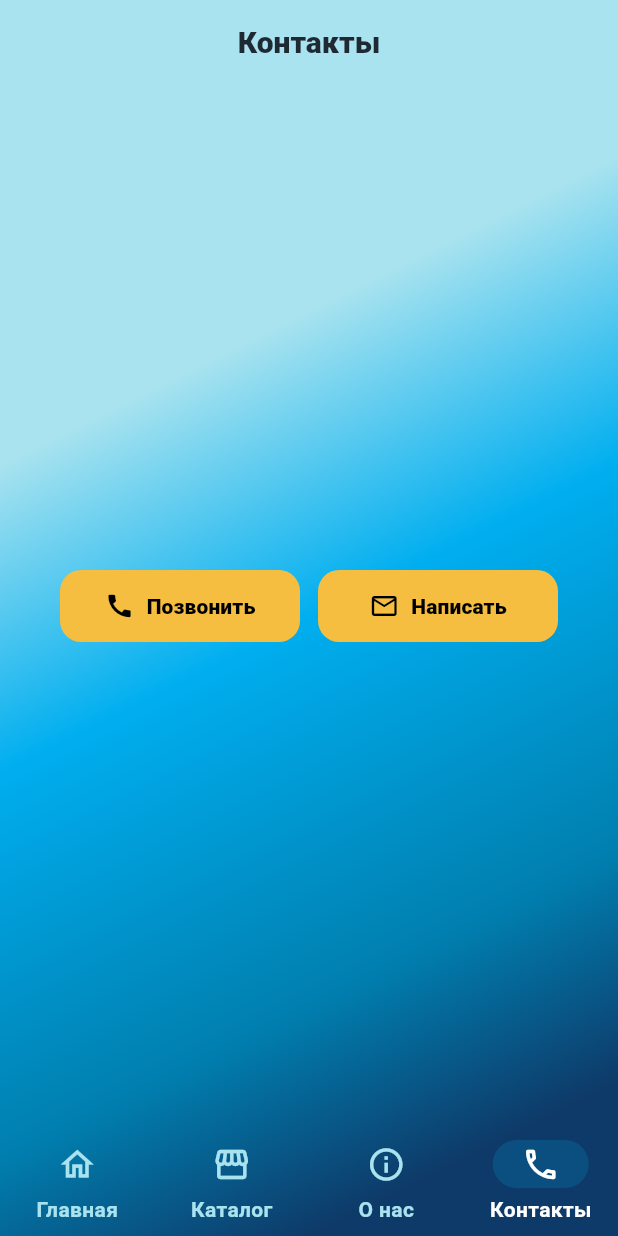
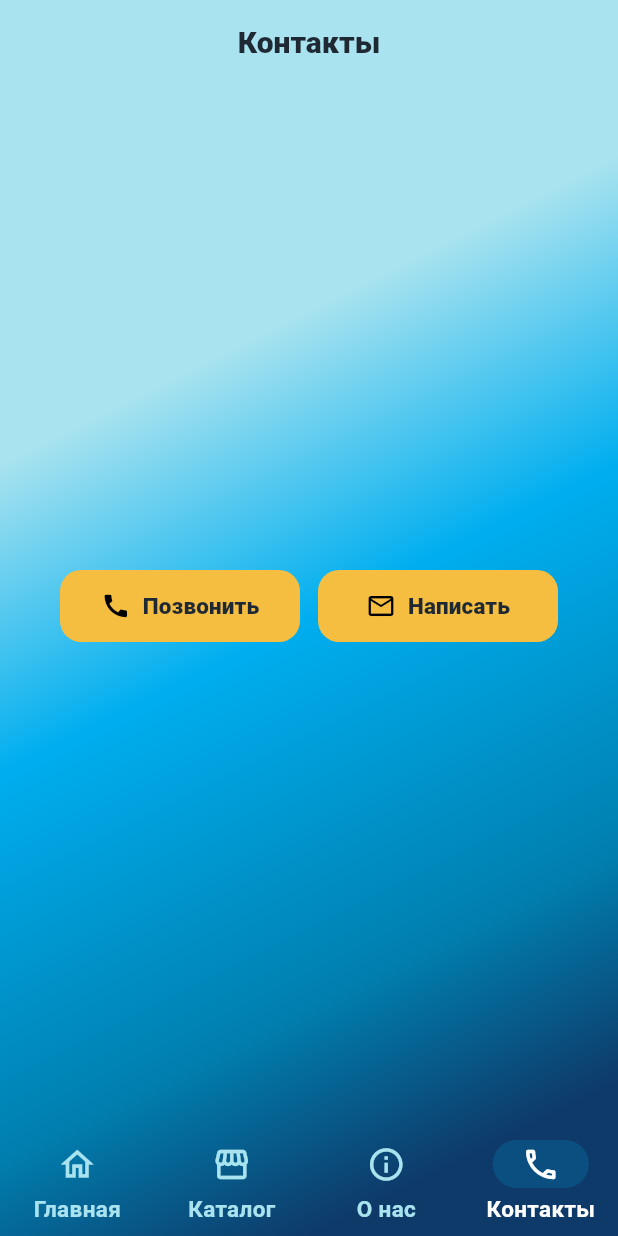
Before and after one commit to siyatut/atlantida_shop, a Flutter app: the screen it shows after launch, item 4 of the bottom bar chosen, on a phone screen of 412 x 824 dp. Run offline on Flutter 3.47's test engine with Material 3 defaults, Android fonts, the phone set to English and light mode, and no system bars; our stand-ins replace cached_network_image; network calls fail; statements that could not run were skipped.

Commit message:
refactor: unify text styles and yellow button theming

```diff
--- a/lib/theme/app_theme.dart
+++ b/lib/theme/app_theme.dart
@@ -1,5 +1,4 @@
 import 'package:flutter/material.dart';
-
 import 'app_colors.dart';
 
 class AppTheme {
@@ -18,9 +17,57 @@ class AppTheme {
 
     return ThemeData(
       useMaterial3: true,
-      progressIndicatorTheme: const ProgressIndicatorThemeData(color: AppColors.teal),
       colorScheme: cs,
+      progressIndicatorTheme: const ProgressIndicatorThemeData(
+        color: AppColors.teal,
+      ),
+      textTheme: const TextTheme(
+        headlineSmall: TextStyle(
+          fontSize: 22,
+          fontWeight: FontWeight.w900,
+          height: 1.2,
+          color: AppColors.ink,
+        ),
+        titleLarge: TextStyle(
+          fontSize: 20,
+          fontWeight: FontWeight.w800,
+          height: 1.2,
+          color: AppColors.ink,
+        ),
+        titleMedium: TextStyle(
+          fontSize: 17,
+          fontWeight: FontWeight.w800,
+          height: 1.25,
+          color: AppColors.ink,
+        ),
+        bodyLarge: TextStyle(
+          fontSize: 16,
+          fontWeight: FontWeight.w600,
+          height: 1.35,
+          color: AppColors.ink,
+        ),
+        bodyMedium: TextStyle(
+          fontSize: 15,
+          fontWeight: FontWeight.w500,
+          height: 1.35,
+          color: AppColors.ink,
+        ),
+        labelLarge: TextStyle(
+          fontSize: 15,
+          fontWeight: FontWeight.w800,
+          height: 1.2,
+          color: AppColors.ink,
+        ),
+        labelMedium: TextStyle(
+          fontSize: 13,
+          fontWeight: FontWeight.w600,
+          height: 1.2,
+          color: AppColors.softInk,
+        ),
+      ),
+
       scaffoldBackgroundColor: Colors.transparent,
+
       appBarTheme: const AppBarTheme(
         elevation: 0,
         scrolledUnderElevation: 0,
@@ -35,6 +82,7 @@ class AppTheme {
           color: AppColors.ink,
         ),
       ),
+
       cardTheme: CardThemeData(
         color: AppColors.white,
         elevation: 0,
@@ -42,6 +90,7 @@ class AppTheme {
         surfaceTintColor: Colors.transparent,
         shape: RoundedRectangleBorder(borderRadius: BorderRadius.circular(16)),
       ),
+
       elevatedButtonTheme: ElevatedButtonThemeData(
         style: ElevatedButton.styleFrom(
           backgroundColor: AppColors.aqua,
@@ -53,9 +102,10 @@ class AppTheme {
           ),
         ),
       ),
+
       filledButtonTheme: FilledButtonThemeData(
         style: FilledButton.styleFrom(
-          backgroundColor: const Color(0xFFF5BE41), // жёлтая кнопка
+          backgroundColor: const Color(0xFFF5BE41),
           foregroundColor: Colors.black,
           elevation: 0,
           padding: const EdgeInsets.symmetric(horizontal: 16, vertical: 14),
@@ -64,6 +114,7 @@ class AppTheme {
           ),
         ),
       ),
+
       inputDecorationTheme: InputDecorationTheme(
         filled: true,
         fillColor: AppColors.white,
@@ -72,22 +123,19 @@ class AppTheme {
           borderSide: BorderSide(color: AppColors.aqua.withValues(alpha: .35)),
         ),
       ),
+
       navigationBarTheme: NavigationBarThemeData(
         height: 72,
         elevation: 0,
-        backgroundColor:
-            Colors.transparent, // низ прозрачен — под ним тот же градиент
+        backgroundColor: Colors.transparent,
         surfaceTintColor: Colors.transparent,
-        indicatorColor: AppColors.aqua.withValues(
-          alpha: .18,
-        ), // мягкая подсветка активного
+        indicatorColor: AppColors.aqua.withValues(alpha: .18),
         iconTheme: WidgetStateProperty.resolveWith(
           (states) => IconThemeData(
             size: 26,
             color: states.contains(WidgetState.selected)
-                ? AppColors
-                      .white // выбранный — тёмный
-                : AppColors.lightBlue, // невыбранный — белый
+                ? AppColors.white
+                : AppColors.lightBlue,
           ),
         ),
         labelTextStyle: WidgetStateProperty.resolveWith(
@@ -101,6 +149,7 @@ class AppTheme {
           ),
         ),
       ),
+
       dividerColor: AppColors.aqua.withValues(alpha: .2),
     );
   }
@@ -113,28 +162,79 @@ class AppTheme {
       primary: AppColors.aqua,
       secondary: AppColors.seaGrass,
       surface: const Color(0xFF0F1B2D),
-      onSurface: Colors.white,
+      onSurface: AppColors.white,
     );
 
     return ThemeData(
       useMaterial3: true,
-      progressIndicatorTheme: const ProgressIndicatorThemeData(color: AppColors.teal),
       colorScheme: cs,
+
+      progressIndicatorTheme: const ProgressIndicatorThemeData(
+        color: AppColors.teal,
+      ),
+
+      textTheme: const TextTheme(
+        headlineSmall: TextStyle(
+          fontSize: 22,
+          fontWeight: FontWeight.w900,
+          height: 1.2,
+          color: AppColors.white,
+        ),
+        titleLarge: TextStyle(
+          fontSize: 20,
+          fontWeight: FontWeight.w800,
+          height: 1.2,
+          color: AppColors.white,
+        ),
+        titleMedium: TextStyle(
+          fontSize: 17,
+          fontWeight: FontWeight.w800,
+          height: 1.25,
+          color: AppColors.white,
+        ),
+        bodyLarge: TextStyle(
+          fontSize: 16,
+          fontWeight: FontWeight.w600,
+          height: 1.35,
+          color: AppColors.white,
+        ),
+        bodyMedium: TextStyle(
+          fontSize: 15,
+          fontWeight: FontWeight.w500,
+          height: 1.35,
+          color: AppColors.white,
+        ),
+        labelLarge: TextStyle(
+          fontSize: 15,
+          fontWeight: FontWeight.w800,
+          height: 1.2,
+          color: AppColors.white,
+        ),
+        labelMedium: TextStyle(
+          fontSize: 13,
+          fontWeight: FontWeight.w600,
+          height: 1.2,
+          color: Colors.white70,
+        ),
+      ),
+
       scaffoldBackgroundColor: const Color(0xFF081524),
+
       appBarTheme: const AppBarTheme(
         elevation: 0,
         scrolledUnderElevation: 0,
         backgroundColor: Colors.transparent,
-        foregroundColor: Colors.white,
+        foregroundColor: AppColors.white,
         surfaceTintColor: Colors.transparent,
         shadowColor: Colors.transparent,
         centerTitle: true,
         titleTextStyle: TextStyle(
           fontWeight: FontWeight.w800,
           fontSize: 20,
-          color: AppColors.ink,
+          color: AppColors.white,
         ),
       ),
+
       cardTheme: CardThemeData(
         color: const Color(0xFF0F1B2D),
         elevation: 0,
@@ -142,6 +242,7 @@ class AppTheme {
         margin: EdgeInsets.zero,
         shape: RoundedRectangleBorder(borderRadius: BorderRadius.circular(16)),
       ),
+
       elevatedButtonTheme: ElevatedButtonThemeData(
         style: ElevatedButton.styleFrom(
           backgroundColor: AppColors.aqua,
@@ -153,6 +254,7 @@ class AppTheme {
           ),
         ),
       ),
+
       filledButtonTheme: FilledButtonThemeData(
         style: FilledButton.styleFrom(
           backgroundColor: const Color(0xFFF5BE41),
@@ -164,11 +266,13 @@ class AppTheme {
           ),
         ),
       ),
+
       navigationBarTheme: const NavigationBarThemeData(
         elevation: 0,
         backgroundColor: Colors.transparent,
         indicatorColor: Color(0x3300AEEF),
       ),
+
       dividerColor: Colors.white24,
     );
   }
--- a/lib/widgets/yellow_button.dart
+++ b/lib/widgets/yellow_button.dart
@@ -16,26 +16,11 @@ class YellowButton extends StatelessWidget {
   Widget build(BuildContext context) {
     return FilledButton(
       onPressed: onTap,
-      style: FilledButton.styleFrom(
-        backgroundColor: const Color(0xFFF5BE41),
-        foregroundColor: Colors.black,
-        elevation: 0,
-        padding: const EdgeInsets.symmetric(horizontal: 16, vertical: 14),
-        shape: RoundedRectangleBorder(
-          borderRadius: BorderRadius.circular(14),
-        ),
-      ),
       child: Row(
         mainAxisAlignment: MainAxisAlignment.center,
         children: [
-          if (icon != null) ...[
-            Icon(icon, size: 20),
-            const SizedBox(width: 8),
-          ],
-          Text(
-            text,
-            style: const TextStyle(fontWeight: FontWeight.w800),
-          ),
+          if (icon != null) ...[Icon(icon, size: 20), const SizedBox(width: 8)],
+          Text(text, style: Theme.of(context).textTheme.labelLarge),
         ],
       ),
     );
```
